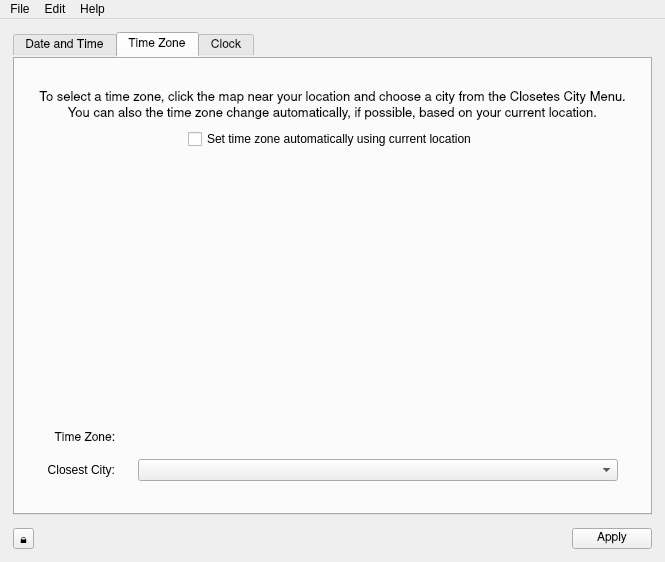
This is Under Construction/Date and Time.app/Resources/date_and_time.ui in helloSystem/Utilities as Qt 5 draws it before an edit. The edited form follows.
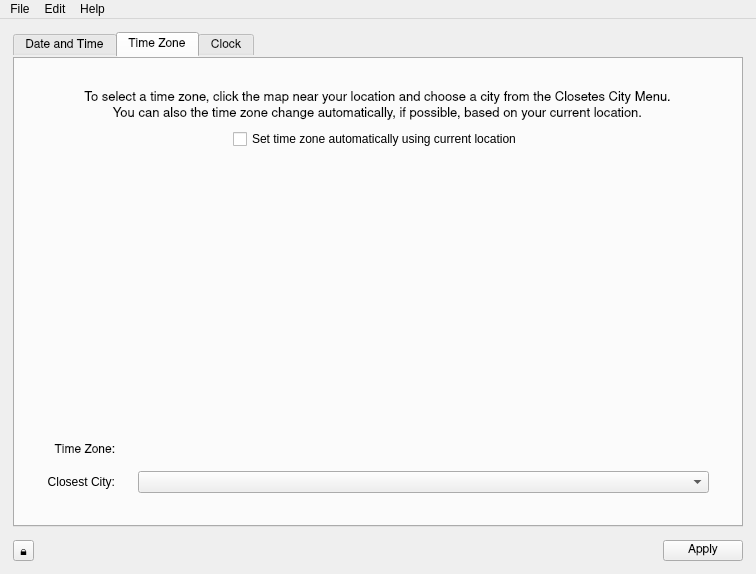
This is the edited form. The open tabs and pages were chosen to show the change. Icons and pictures are not drawn. Custom widgets are drawn as their Qt base class.

Diff of the .ui file:
```diff
--- a/Under Construction/Date and Time.app/Resources/date_and_time.ui
+++ b/Under Construction/Date and Time.app/Resources/date_and_time.ui
@@ -6,8 +6,8 @@
    <rect>
     <x>0</x>
     <y>0</y>
-    <width>665</width>
-    <height>562</height>
+    <width>756</width>
+    <height>574</height>
    </rect>
   </property>
   <property name="sizePolicy">
@@ -567,7 +567,7 @@
              </sizepolicy>
             </property>
             <property name="text">
-             <string> </string>
+             <string/>
             </property>
            </widget>
           </item>
@@ -759,8 +759,8 @@
     <rect>
      <x>0</x>
      <y>0</y>
-     <width>665</width>
-     <height>24</height>
+     <width>756</width>
+     <height>28</height>
     </rect>
    </property>
    <widget class="QMenu" name="menuFile">
```
Left out of the diff: 2 changed lines with no effect on the pictures.
